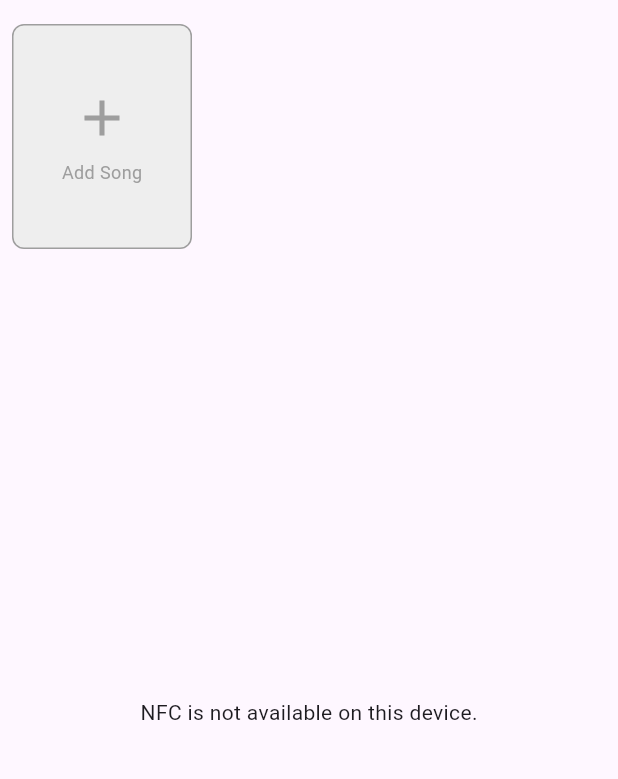
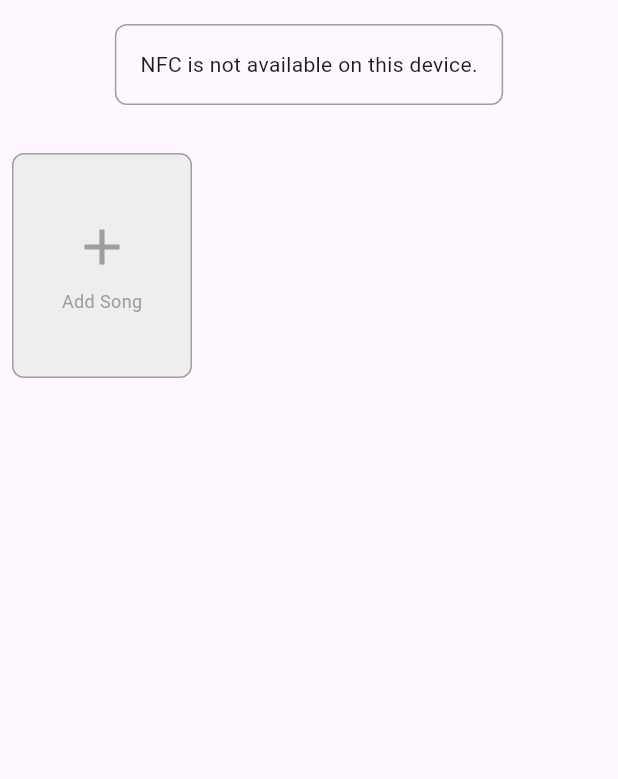
Before and after one commit to trapplab/NFC-Radio, a Flutter app: the screen it shows after launch, on a phone screen of 412 x 824 dp, the part 84-863 px from its top. Run offline on Flutter 3.47's test engine with Material 3 defaults, Android fonts, the phone set to English and light mode, and no system bars; our stand-ins replace audioplayers, file_picker, hive, hive_flutter, permission_handler, wakelock_plus; missing offline and left inert: nfc_manager; accounts and stored records are empty.

Commit message:
reorder ui

```diff
--- a/nfc_jukebox/lib/main.dart
+++ b/nfc_jukebox/lib/main.dart
@@ -188,8 +188,75 @@ class _NFCJukeboxHomePageState extends State<NFCJukeboxHomePage> with WidgetsBin
             ),
         ],
       ),
-      body: Column(
+      body: SingleChildScrollView(
+        child: Column(
           children: [
+            // NFC Status Section
+            Container(
+              margin: const EdgeInsets.all(16),
+              padding: const EdgeInsets.all(16),
+              decoration: BoxDecoration(
+                border: Border.all(color: nfcService.isScanning ? Colors.green : Colors.grey),
+                borderRadius: BorderRadius.circular(8),
+              ),
+              child: Column(
+                children: [
+                  if (!nfcService.isNfcAvailable) ...[
+                    const Text('NFC is not available on this device.'),
+                  ] else ...[
+                    const Text('Ready to scan NFC tags', style: TextStyle(fontWeight: FontWeight.bold)),
+                    const SizedBox(height: 16),
+                    Row(
+                      mainAxisAlignment: MainAxisAlignment.center,
+                      children: [
+                        Icon(
+                          nfcService.isScanning ? Icons.radio : Icons.radio_button_off,
+                          color: nfcService.isScanning ? Colors.green : Colors.grey,
+                        ),
+                        const SizedBox(width: 8),
+                        Text(
+                          nfcService.isScanning
+                            ? 'Scanning for NFC tags...'
+                            : 'Scanning paused',
+                          style: TextStyle(
+                            color: nfcService.isScanning ? Colors.green : Colors.orange,
+                            fontWeight: FontWeight.bold,
+                          ),
+                        ),
+                      ],
+                    ),
+                    if (nfcService.currentNfcUuid != null) ...[
+                      const SizedBox(height: 8),
+                      Text(
+                        'Last detected: ${nfcService.currentNfcUuid}',
+                        style: const TextStyle(fontSize: 12),
+                        textAlign: TextAlign.center,
+                      ),
+                    ],
+                    const SizedBox(height: 16),
+                    Row(
+                      mainAxisAlignment: MainAxisAlignment.center,
+                      children: [
+                        ElevatedButton(
+                          onPressed: nfcService.isScanning ? null : () {
+                            nfcService.startNfcSession();
+                          },
+                          child: const Text('Start Scanning'),
+                        ),
+                        const SizedBox(width: 16),
+                        ElevatedButton(
+                          onPressed: nfcService.isScanning ? () {
+                            nfcService.stopNfcSession();
+                          } : null,
+                          child: const Text('Stop Scanning'),
+                        ),
+                      ],
+                    ),
+                  ],
+                ],
+              ),
+            ),
+
             // Horizontal ListView for songs
             Container(
               height: 150,
@@ -321,75 +388,18 @@ class _NFCJukeboxHomePageState extends State<NFCJukeboxHomePage> with WidgetsBin
                 ],
               ),
             ),
-          Expanded(
-            child: Center(
-              child: Column(
-                mainAxisAlignment: MainAxisAlignment.center,
-                children: [
-                  if (!nfcService.isNfcAvailable) ...[
-                    const Text('NFC is not available on this device.'),
-                  ] else ...[
-                    const Text('Ready to scan NFC tags'),
-                    const SizedBox(height: 16),
+
+            // Music Player Section
+            if (musicPlayer.isPlaying || musicPlayer.isPaused) ...[
               Container(
-                      padding: const EdgeInsets.all(12),
+                margin: const EdgeInsets.symmetric(horizontal: 16),
+                padding: const EdgeInsets.all(16),
                 decoration: BoxDecoration(
-                        border: Border.all(color: nfcService.isScanning ? Colors.green : Colors.grey),
+                  border: Border.all(color: Colors.blue[300]!),
                   borderRadius: BorderRadius.circular(8),
                 ),
                 child: Column(
                   children: [
-                          Row(
-                            mainAxisAlignment: MainAxisAlignment.center,
-                            children: [
-                              Icon(
-                                nfcService.isScanning ? Icons.radio : Icons.radio_button_off,
-                                color: nfcService.isScanning ? Colors.green : Colors.grey,
-                              ),
-                              const SizedBox(width: 8),
-                              Text(
-                                nfcService.isScanning
-                                  ? 'Scanning for NFC tags...'
-                                  : 'Scanning paused',
-                                style: TextStyle(
-                                  color: nfcService.isScanning ? Colors.green : Colors.orange,
-                                  fontWeight: FontWeight.bold,
-                                ),
-                              ),
-                            ],
-                          ),
-                          if (nfcService.currentNfcUuid != null) ...[
-                            const SizedBox(height: 8),
-                            Text(
-                              'Last detected: ${nfcService.currentNfcUuid}',
-                              style: const TextStyle(fontSize: 12),
-                              textAlign: TextAlign.center,
-                            ),
-                          ],
-                        ],
-                      ),
-                    ),
-                    const SizedBox(height: 16),
-                    Row(
-                      mainAxisAlignment: MainAxisAlignment.center,
-                      children: [
-                        ElevatedButton(
-                          onPressed: nfcService.isScanning ? null : () {
-                            nfcService.startNfcSession();
-                          },
-                          child: const Text('Start Scanning'),
-                        ),
-                        const SizedBox(width: 16),
-                        ElevatedButton(
-                          onPressed: nfcService.isScanning ? () {
-                            nfcService.stopNfcSession();
-                          } : null,
-                          child: const Text('Stop Scanning'),
-                        ),
-                      ],
-                    ),
-                    const SizedBox(height: 16),
-                    if (musicPlayer.isPlaying || musicPlayer.isPaused) ...[
                     Text('Now Playing: ${musicPlayer.currentMusicFilePath?.split('/').last ?? 'Unknown'}'),
                     if (musicPlayer.totalDuration > Duration.zero) ...[
                       Text('Position: ${musicPlayer.getCurrentPositionString()} / ${musicPlayer.getTotalDurationString()}'),
@@ -422,14 +432,13 @@ class _NFCJukeboxHomePageState extends State<NFCJukeboxHomePage> with WidgetsBin
                       ],
                     ),
                   ],
+                ),
+              ),
+              const SizedBox(height: 16),
             ],
           ],
         ),
       ),
-          ),
-        ],
-      ),
-
     );
   }
 
```
Lines whose indentation alone changed are shown as unchanged.
